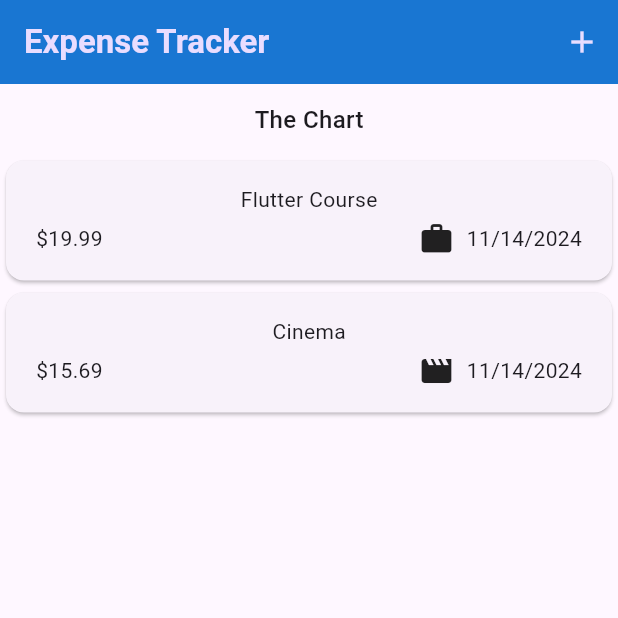
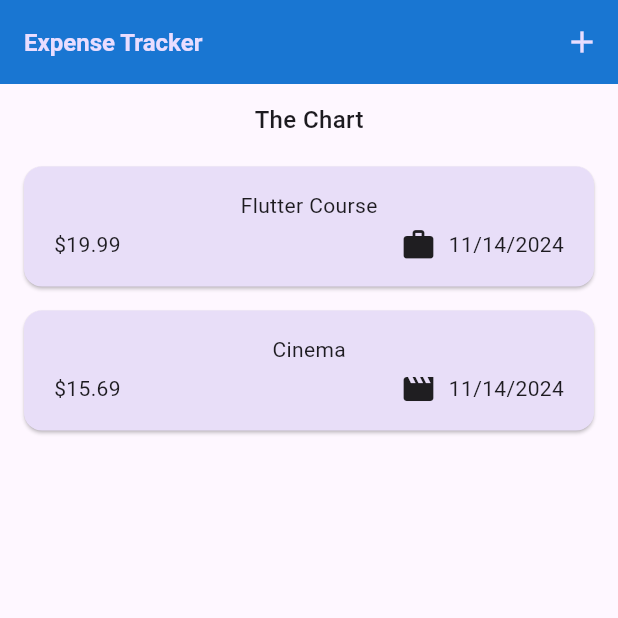
Before and after one commit to FadrialR/expense_tracker_app_flutter, a Flutter app: the screen it shows after launch, on a phone screen of 412 x 824 dp, the top half of it. Run offline on Flutter 3.47's test engine with Material 3 defaults, Android fonts, the phone set to English and light mode, and no system bars.

Commit message:
Setting text themes

```diff
--- a/lib/main.dart
+++ b/lib/main.dart
@@ -24,6 +24,25 @@ class MyApp extends StatelessWidget {
           backgroundColor: kColorScheme.onPrimaryContainer,
           foregroundColor: kColorScheme.primaryContainer,
         ),
+        cardTheme: CardTheme().copyWith(
+          color: kColorScheme.secondaryContainer,
+          margin: const EdgeInsets.symmetric(
+            horizontal: 16,
+            vertical: 8,
+          ),
+        ),
+        elevatedButtonTheme: ElevatedButtonThemeData(
+          style: ElevatedButton.styleFrom(
+            backgroundColor: kColorScheme.primaryContainer,
+          ),
+        ),
+        textTheme: ThemeData().textTheme.copyWith(
+              titleLarge: TextStyle(
+                fontWeight: FontWeight.normal,
+                color: kColorScheme.onSecondaryContainer,
+                fontSize: 16,
+              ),
+            ),
       ),
       home: const Expenses(),
     );
```
